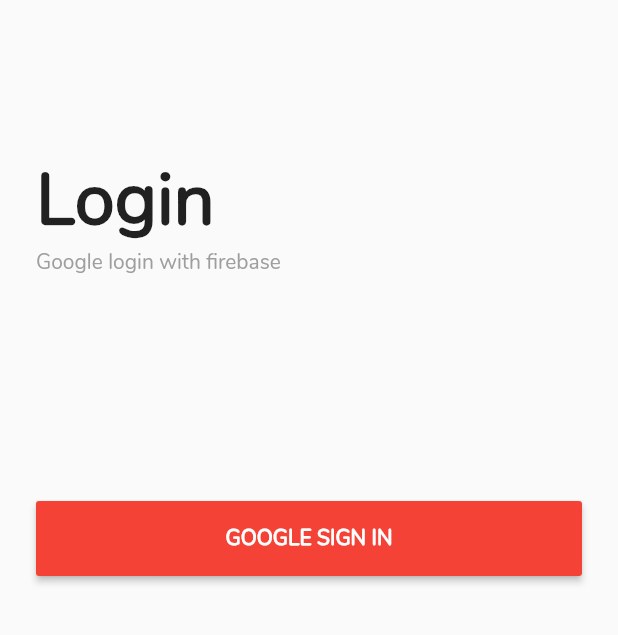
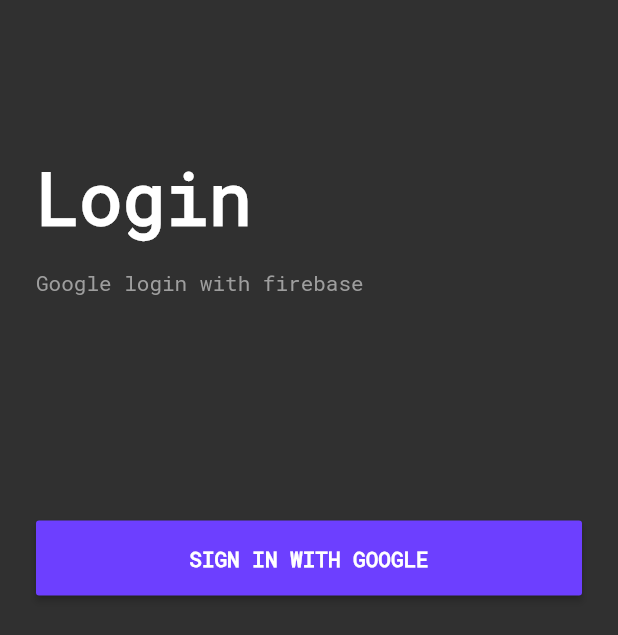
Before and after one commit to CorneilleEdi/firebase_google_auth, a Flutter app: the screen it shows after launch, on a phone screen of 412 x 824 dp. Shown: the top 635 px of the screen. Run offline on Flutter 3.47's test engine with Material 2 defaults, Android fonts, the phone set to English and light mode, and no system bars; our stand-ins replace firebase_auth, google_sign_in; accounts and stored records are empty.

Commit message:
Clean some bugs

```diff
--- a/lib/auth/auth_service.dart
+++ b/lib/auth/auth_service.dart
@@ -29,8 +29,9 @@ class AuthService {
     }
   }
 
-  Future<void> signOut() {
+  Future<void> signOut() async{
     print('Log out .....');
-    return _auth.signOut();
+    await _googleSignIn.signOut();
+    await  _auth.signOut();
   }
 }
--- a/lib/main.dart
+++ b/lib/main.dart
@@ -9,14 +9,14 @@ class MyApp extends StatelessWidget {
   Widget build(BuildContext context) {
     return MaterialApp(
       debugShowCheckedModeBanner: false,
-      title: 'Firebase Anonymous Auth',
+      title: 'Google Sign In',
 
       theme: ThemeData(
         primarySwatch: Colors.blue,
         primaryColor: Color(0XFF6D3FFF),
         accentColor: Color(0XFF233C63),
-        fontFamily: 'Nunito',
-        brightness: Brightness.light,
+        brightness: Brightness.dark,
+        fontFamily: 'RobotoMono',
         buttonTheme: ButtonThemeData(),
       ),
 
--- a/lib/pages/login_page.dart
+++ b/lib/pages/login_page.dart
@@ -41,6 +41,7 @@ class _LoginPageState extends State<LoginPage> {
                   "Login",
                   style: TextStyle(fontSize: 48, fontWeight: FontWeight.bold),
                 ),
+                SizedBox(height: 16,),
                 Text(
                   'Google login with firebase',
                   style: TextStyle(color: Colors.grey),
@@ -65,10 +66,10 @@ class _LoginPageState extends State<LoginPage> {
               minWidth: double.infinity,
               height: 50,
               child: Text(
-                'GOOGLE SIGN IN',
+                'SIGN IN WITH GOOGLE',
                 style: TextStyle(fontWeight: FontWeight.bold),
               ),
-              color: Colors.red,
+              color: Theme.of(context).primaryColor,
               textColor: Colors.white,
             ),
           ],
--- a/lib/pages/main_page.dart
+++ b/lib/pages/main_page.dart
@@ -33,8 +33,8 @@ class _MainPageState extends State<MainPage> {
           children: <Widget>[
             Card(
               child: Container(
-                padding: const EdgeInsets.all(16),
-                width: double.infinity,
+                padding: const EdgeInsets.symmetric(horizontal:16, vertical: 32),
+
                 child: Column(
                   children: <Widget>[
                     CircleAvatar(
@@ -62,7 +62,7 @@ class _MainPageState extends State<MainPage> {
                 Navigator.of(context)
                     .pushNamedAndRemoveUntil('/', (route) => false);
               },
-              minWidth: double.infinity,
+
               height: 50,
               child: Text(
                 'LOGOUT',
--- a/pubspec.yaml
+++ b/pubspec.yaml
@@ -28,6 +28,6 @@ flutter:
   uses-material-design: true
 
   fonts:
-    - family: Nunito
+    - family: RobotoMono
       fonts:
-        - asset: fonts/Nunito-Regular.ttf
+        - asset: fonts/RobotoMono-Regular.ttf
```
Also changed, not shown: fonts/Nunito-Regular.ttf (deleted), fonts/RobotoMono-Regular.ttf (added), 1 other file.
